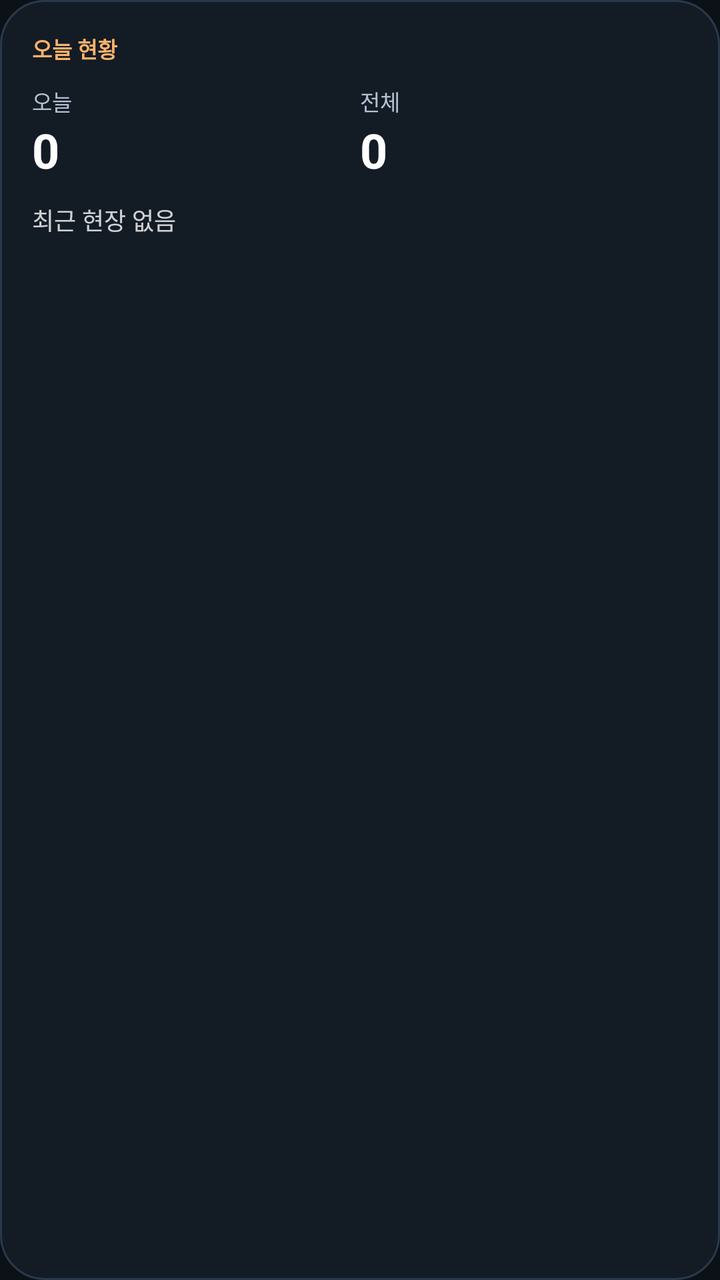
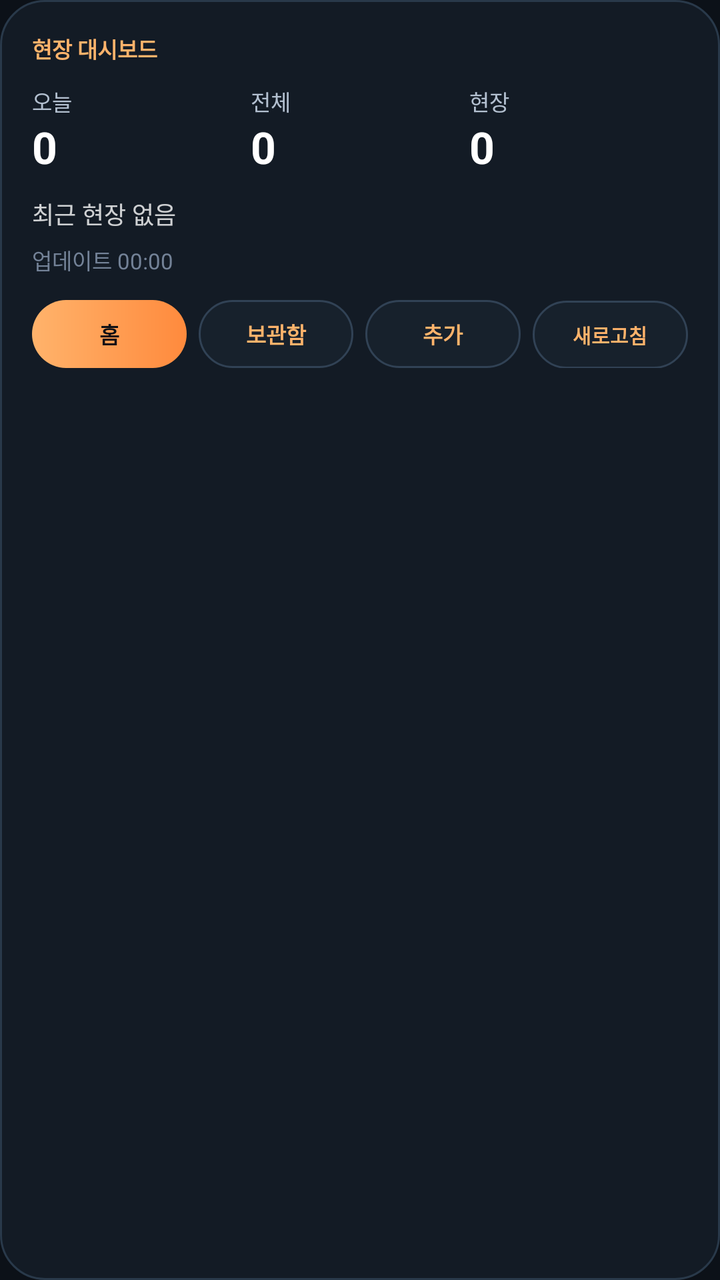

Two renders of the same Android screen: before a commit and after it. Below are the layout's source before the change and the commit's diff.
<!-- AndroidManifest.xml: application theme Theme.Siteboard -->
<!-- res/layout/widget_stats.xml -->
<?xml version="1.0" encoding="utf-8"?>
<LinearLayout xmlns:android="http://schemas.android.com/apk/res/android"
    android:id="@+id/widgetStatsRoot"
    android:layout_width="match_parent"
    android:layout_height="match_parent"
    android:background="@drawable/bg_surface_card_soft"
    android:orientation="vertical"
    android:padding="16dp">

    <TextView
        android:layout_width="wrap_content"
        android:layout_height="wrap_content"
        android:text="오늘 현황"
        android:textColor="#FFFFB36B"
        android:textSize="11sp"
        android:textStyle="bold" />

    <LinearLayout
        android:layout_width="match_parent"
        android:layout_height="wrap_content"
        android:layout_marginTop="10dp"
        android:orientation="horizontal">

        <LinearLayout
            android:layout_width="0dp"
            android:layout_height="wrap_content"
            android:layout_weight="1"
            android:orientation="vertical">

            <TextView
                android:layout_width="wrap_content"
                android:layout_height="wrap_content"
                android:text="오늘"
                android:textColor="#B3C0D0"
                android:textSize="11sp" />

            <TextView
                android:id="@+id/tvWidgetTodayCount"
                android:layout_width="wrap_content"
                android:layout_height="wrap_content"
                android:text="0"
                android:textColor="@android:color/white"
                android:textSize="24sp"
                android:textStyle="bold" />
        </LinearLayout>

        <LinearLayout
            android:layout_width="0dp"
            android:layout_height="wrap_content"
            android:layout_weight="1"
            android:orientation="vertical">

            <TextView
                android:layout_width="wrap_content"
                android:layout_height="wrap_content"
                android:text="전체"
                android:textColor="#B3C0D0"
                android:textSize="11sp" />

            <TextView
                android:id="@+id/tvWidgetTotalCount"
                android:layout_width="wrap_content"
                android:layout_height="wrap_content"
                android:text="0"
                android:textColor="@android:color/white"
                android:textSize="24sp"
                android:textStyle="bold" />
        </LinearLayout>
    </LinearLayout>

    <TextView
        android:id="@+id/tvWidgetRecentProject"
        android:layout_width="match_parent"
        android:layout_height="wrap_content"
        android:layout_marginTop="10dp"
        android:ellipsize="end"
        android:maxLines="1"
        android:text="최근 현장 없음"
        android:textColor="#CCFFFFFF"
        android:textSize="12sp" />
</LinearLayout>
<!-- resources referenced by this layout -->
<resources>
  <!-- drawable bg_surface_card_soft (drawable) -->
  <?xml version="1.0" encoding="utf-8"?>
  <shape xmlns:android="http://schemas.android.com/apk/res/android" android:shape="rectangle">
      <solid android:color="#131B25" />
      <corners android:radius="22dp" />
      <stroke
          android:width="1dp"
          android:color="#29394A" />
  </shape>
  <style name="Theme.Siteboard" parent="Theme.MaterialComponents.DayNight.NoActionBar">
  
          <item name="colorPrimary">@color/orange_primary</item>
          <item name="colorPrimaryVariant">@color/orange_deep</item>
          <item name="colorOnPrimary">#10141B</item>
  
          <item name="colorSecondary">@color/teal_accent</item>
          <item name="colorSecondaryVariant">@color/teal_accent</item>
          <item name="colorOnSecondary">#081118</item>
  
          <item name="colorError">@color/danger_accent</item>
  
          <item name="android:colorBackground">@color/bg_dark</item>
          <item name="colorSurface">@color/surface_dark</item>
  
          <item name="android:statusBarColor">@color/bg_dark</item>
          <item name="android:navigationBarColor">@color/bg_dark</item>
          <item name="android:windowLightStatusBar" tools:targetApi="m">false</item>
  
          <item name="android:windowSplashScreenBackground" tools:targetApi="s">@color/bg_dark</item>
          <item name="android:windowSplashScreenAnimatedIcon" tools:targetApi="s">@android:color/transparent</item>
          <item name="android:windowSplashScreenAnimationDuration" tools:targetApi="s">0</item>
      </style>
  <color name="orange_primary">#FFB36B</color>
  <color name="orange_deep">#FF8A3D</color>
  <color name="teal_accent">#54D4C4</color>
  <color name="danger_accent">#F06D7D</color>
  <color name="bg_dark">#0C1118</color>
  <color name="surface_dark">#151E29</color>
</resources>

<!-- the commit's change to res/layout/widget_stats.xml (unified diff, before → after) -->
@@ -10,7 +10,7 @@
     <TextView
         android:layout_width="wrap_content"
         android:layout_height="wrap_content"
-        android:text="오늘 현황"
+        android:text="현장 대시보드"
         android:textColor="#FFFFB36B"
         android:textSize="11sp"
         android:textStyle="bold" />
@@ -40,7 +40,7 @@
                 android:layout_height="wrap_content"
                 android:text="0"
                 android:textColor="@android:color/white"
-                android:textSize="24sp"
+                android:textSize="22sp"
                 android:textStyle="bold" />
         </LinearLayout>
 
@@ -63,7 +63,30 @@
                 android:layout_height="wrap_content"
                 android:text="0"
                 android:textColor="@android:color/white"
-                android:textSize="24sp"
+                android:textSize="22sp"
+                android:textStyle="bold" />
+        </LinearLayout>
+
+        <LinearLayout
+            android:layout_width="0dp"
+            android:layout_height="wrap_content"
+            android:layout_weight="1"
+            android:orientation="vertical">
+
+            <TextView
+                android:layout_width="wrap_content"
+                android:layout_height="wrap_content"
+                android:text="현장"
+                android:textColor="#B3C0D0"
+                android:textSize="11sp" />
+
+            <TextView
+                android:id="@+id/tvWidgetProjectCount"
+                android:layout_width="wrap_content"
+                android:layout_height="wrap_content"
+                android:text="0"
+                android:textColor="@android:color/white"
+                android:textSize="22sp"
                 android:textStyle="bold" />
         </LinearLayout>
     </LinearLayout>
@@ -78,4 +101,71 @@
         android:text="최근 현장 없음"
         android:textColor="#CCFFFFFF"
         android:textSize="12sp" />
+
+    <TextView
+        android:id="@+id/tvWidgetUpdatedAt"
+        android:layout_width="match_parent"
+        android:layout_height="wrap_content"
+        android:layout_marginTop="6dp"
+        android:text="업데이트 00:00"
+        android:textColor="#738297"
+        android:textSize="11sp" />
+
+    <LinearLayout
+        android:layout_width="match_parent"
+        android:layout_height="wrap_content"
+        android:layout_marginTop="12dp"
+        android:orientation="horizontal">
+
+        <TextView
+            android:id="@+id/btnWidgetOpenHome"
+            android:layout_width="0dp"
+            android:layout_height="34dp"
+            android:layout_weight="1"
+            android:background="@drawable/bg_primary_button"
+            android:gravity="center"
+            android:text="홈"
+            android:textColor="#0F1115"
+            android:textSize="11sp"
+            android:textStyle="bold" />
+
+        <TextView
+            android:id="@+id/btnWidgetOpenArchiveMini"
+            android:layout_width="0dp"
+            android:layout_height="34dp"
+            android:layout_marginStart="6dp"
+            android:layout_weight="1"
+            android:background="@drawable/bg_secondary_button"
+            android:gravity="center"
+            android:text="보관함"
+            android:textColor="#FFFFB36B"
+            android:textSize="11sp"
+            android:textStyle="bold" />
+
+        <TextView
+            android:id="@+id/btnWidgetAddRecordMini"
+            android:layout_width="0dp"
+            android:layout_height="34dp"
+            android:layout_marginStart="6dp"
+            android:layout_weight="1"
+            android:background="@drawable/bg_secondary_button"
+            android:gravity="center"
+            android:text="추가"
+            android:textColor="#FFFFB36B"
+            android:textSize="11sp"
+            android:textStyle="bold" />
+
+        <TextView
+            android:id="@+id/btnWidgetRefreshMini"
+            android:layout_width="0dp"
+            android:layout_height="34dp"
+            android:layout_marginStart="6dp"
+            android:layout_weight="1"
+            android:background="@drawable/bg_secondary_button"
+            android:gravity="center"
+            android:text="새로고침"
+            android:textColor="#FFFFB36B"
+            android:textSize="10sp"
+            android:textStyle="bold" />
+    </LinearLayout>
 </LinearLayout>
<!-- resource entries referenced after the edit -->
@@ -1,5 +1,23 @@
 <!-- resources referenced by this layout -->
 <resources>
+  <!-- drawable bg_primary_button (drawable) -->
+  <?xml version="1.0" encoding="utf-8"?>
+  <shape xmlns:android="http://schemas.android.com/apk/res/android" android:shape="rectangle">
+      <gradient
+          android:angle="0"
+          android:startColor="#FFB36B"
+          android:endColor="#FF8A3D" />
+      <corners android:radius="18dp" />
+  </shape>
+  <!-- drawable bg_secondary_button (drawable) -->
+  <?xml version="1.0" encoding="utf-8"?>
+  <shape xmlns:android="http://schemas.android.com/apk/res/android" android:shape="rectangle">
+      <solid android:color="#17212C" />
+      <corners android:radius="18dp" />
+      <stroke
+          android:width="1dp"
+          android:color="#314255" />
+  </shape>
   <!-- drawable bg_surface_card_soft (drawable) -->
   <?xml version="1.0" encoding="utf-8"?>
   <shape xmlns:android="http://schemas.android.com/apk/res/android" android:shape="rectangle">
